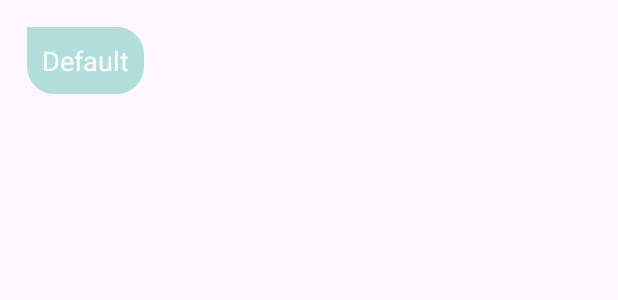
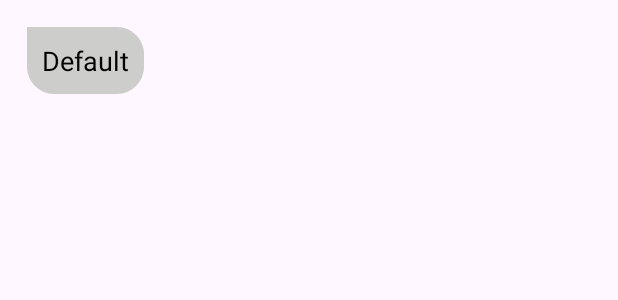
Before and after one commit to mgill1009/HandyManApp, an Android app: the layout message_left.xml on its own in the app's theme, with its tools: preview values and no code run, on a phone screen of 412 x 824 dp. Shown: the top 300 px of the screen. Run offline under Robolectric (Android 15) with nearby library versions, the phone set to English and light mode, and no system bars.

Commit message:
Updated layout of chat window

```diff
--- a/app/src/main/res/drawable/background_message_input.xml
+++ b/app/src/main/res/drawable/background_message_input.xml
@@ -3,5 +3,8 @@
     xmlns:android="http://schemas.android.com/apk/res/android"
     android:shape="rectangle">
     <corners android:radius="100dp"/>
-    <solid android:color="@color/teal_200"/>
+    <stroke
+        android:width="1dp"
+        android:color="#FF000000" />
+    <solid android:color="@color/white"/>
 </shape>
--- a/app/src/main/res/layout/activity_user_post.xml
+++ b/app/src/main/res/layout/activity_user_post.xml
@@ -179,6 +179,7 @@
                     android:padding="14dp" />
 
             </com.google.android.material.textfield.TextInputLayout>
+
         </LinearLayout>
 
     </ScrollView>
--- a/app/src/main/res/layout/message_left.xml
+++ b/app/src/main/res/layout/message_left.xml
@@ -3,6 +3,7 @@
     android:layout_width="match_parent"
     android:layout_height="wrap_content"
     android:paddingTop="14dp"
+    android:paddingRight="100dp"
     android:orientation="vertical">
 
     <TextView
@@ -12,10 +13,11 @@
         android:layout_height="wrap_content"
         android:layout_marginTop="4dp"
         android:layout_marginStart="18dp"
+        android:layout_marginBottom="10dp"
         android:padding="10dp"
         android:background="@drawable/message_item_left"
         android:text="Default"
-        android:textColor="@color/white"
+        android:textColor="@color/black"
         android:textSize="18sp" />
 
 </LinearLayout>
--- a/app/src/main/res/layout/message_right.xml
+++ b/app/src/main/res/layout/message_right.xml
@@ -3,6 +3,7 @@
     android:layout_width="match_parent"
     android:layout_height="wrap_content"
     android:paddingTop="14dp"
+    android:paddingStart="100dp"
     android:orientation="vertical">
 
     <TextView
@@ -12,6 +13,7 @@
         android:layout_height="wrap_content"
         android:layout_marginTop="4dp"
         android:layout_marginEnd="18dp"
+        android:layout_marginBottom="10dp"
         android:padding="10dp"
         android:background="@drawable/message_item_right"
         android:text="Default"
--- a/app/src/main/res/values/colors.xml
+++ b/app/src/main/res/values/colors.xml
@@ -7,6 +7,6 @@
     <color name="teal_700">#FF018786</color>
     <color name="black">#FF000000</color>
     <color name="white">#FFFFFFFF</color>
-    <color name="left_message_item">#B2DFDB</color>
-    <color name="right_message_item">#FF03DAC5</color>
+    <color name="left_message_item">#CDCDCB</color>
+    <color name="right_message_item">#73A9D1</color>
 </resources>
```
Also changed, not shown: app/src/main/res/layout/activity_chat.xml (+6 -5 lines).
